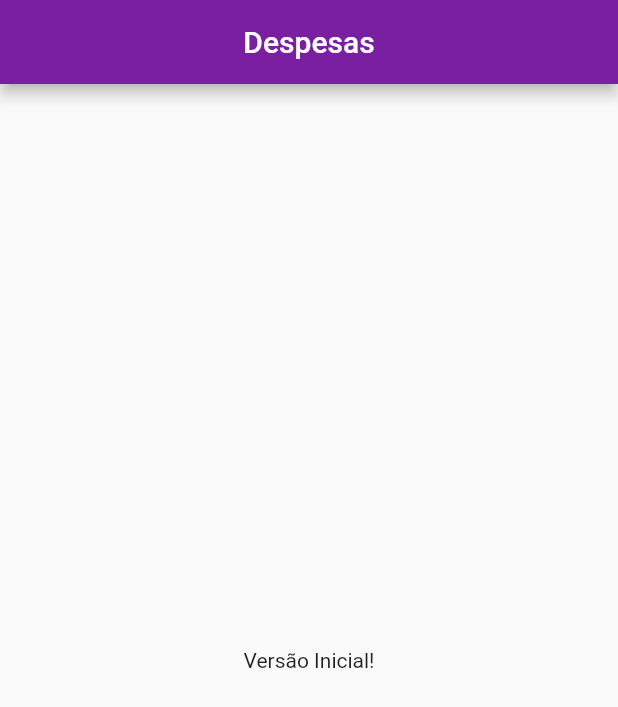
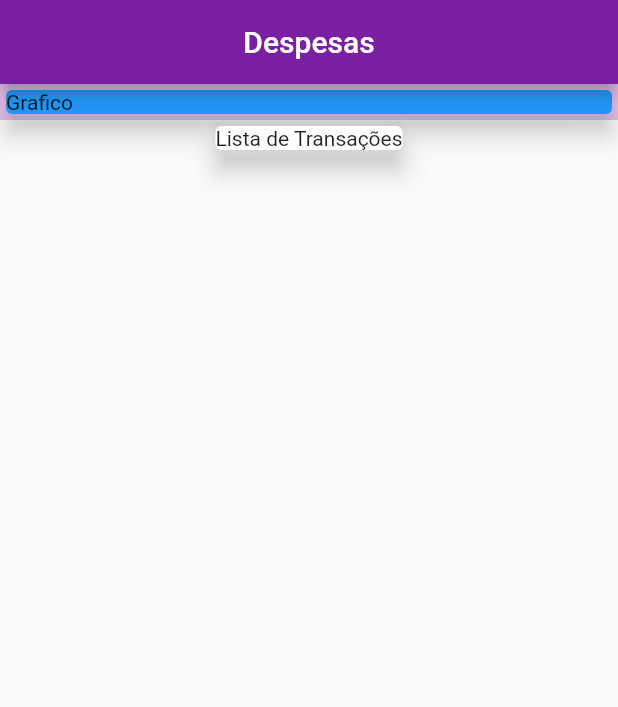
Before and after one commit to Thiago-CSantos/Flutter-appDespesas, a Flutter app: the screen it shows after launch, on a phone screen of 412 x 824 dp. Shown: the top 707 px of the screen. Run offline on Flutter 3.47's test engine with Material 2 defaults, Android fonts, the phone set to English and light mode, and no system bars.

Commit message:
Combinando Widgets

```diff
--- a/lib/main.dart
+++ b/lib/main.dart
@@ -31,8 +31,22 @@ class MyHomePage extends StatelessWidget {
         ),
         centerTitle: true,
       ),
-      body: const Center(
-        child: Text('Versão Inicial!'),
+      body: Column(
+        children: <Widget>[
+          Container(
+            width: double.infinity,
+            color: Colors.purple.shade100,
+            child: const Card(
+              elevation: 7,
+              color: Colors.blue,
+              child: Text('Grafico'),
+            ),
+          ),
+          const Card(
+            elevation: 7,
+            child: Text('Lista de Transações'),
+          )
+        ],
       ),
     );
   }
```
